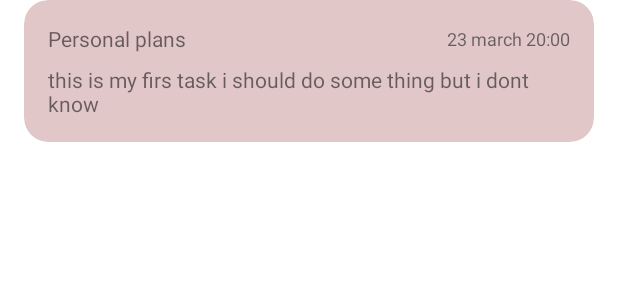
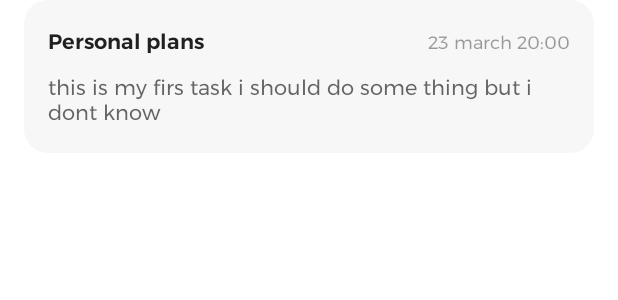
Before and after one commit to The-Cupcake-team/ToDo, an Android app: the layout item_personal_task.xml on its own in the app's theme, with its tools: preview values and no code run, on a phone screen of 412 x 824 dp. Shown: the top 300 px of the screen. Run offline under Robolectric (Android 15) with nearby library versions, the phone set to English and light mode, and no system bars.

Commit message:
change hard code value

```diff
--- a/app/src/main/res/drawable/card_background.xml
+++ b/app/src/main/res/drawable/card_background.xml
@@ -2,6 +2,6 @@
 <shape xmlns:android="http://schemas.android.com/apk/res/android"
     android:shape="rectangle">
     <corners android:radius="16dp" />
-    <solid android:color="@color/graph_color_light_steel_blue" />
+    <solid android:color="@color/color_card" />
 
 </shape>
--- a/app/src/main/res/drawable/chip_background.xml
+++ b/app/src/main/res/drawable/chip_background.xml
@@ -2,5 +2,5 @@
 <shape xmlns:android="http://schemas.android.com/apk/res/android"
     android:shape="rectangle">
     <corners android:radius="8dp" />
-    <stroke android:width="1dp" android:color="@color/purple_200" />
+    <stroke android:width="1dp" android:color="@color/color_primary" />
 </shape>
--- a/app/src/main/res/layout/item_nested_team_task.xml
+++ b/app/src/main/res/layout/item_nested_team_task.xml
@@ -1,7 +1,7 @@
 <androidx.recyclerview.widget.RecyclerView xmlns:android="http://schemas.android.com/apk/res/android"
     xmlns:app="http://schemas.android.com/apk/res-auto"
     xmlns:tools="http://schemas.android.com/tools"
-    android:id="@+id/recycler_view_recipes"
+    android:id="@+id/recycler_view_team_tasks"
     android:layout_width="match_parent"
     android:layout_height="wrap_content"
     android:clipToPadding="false"
--- a/app/src/main/res/layout/item_personal_task.xml
+++ b/app/src/main/res/layout/item_personal_task.xml
@@ -1,28 +1,24 @@
 <?xml version="1.0" encoding="utf-8"?>
-<androidx.cardview.widget.CardView xmlns:android="http://schemas.android.com/apk/res/android"
+<androidx.constraintlayout.widget.ConstraintLayout xmlns:android="http://schemas.android.com/apk/res/android"
     xmlns:app="http://schemas.android.com/apk/res-auto"
     xmlns:tools="http://schemas.android.com/tools"
     android:layout_width="match_parent"
     android:layout_height="wrap_content"
-    android:layout_marginHorizontal="16dp"
-    app:cardBackgroundColor="#61B16C6C"
-    app:cardCornerRadius="16dp"
-    app:cardElevation="0dp">
-
-    <androidx.constraintlayout.widget.ConstraintLayout
-        android:layout_width="match_parent"
-        android:layout_height="match_parent">
+    android:layout_marginHorizontal="@dimen/spacing_medium"
+    android:background="@drawable/card_background">
 
 
     <TextView
         android:id="@+id/text_view_task_title"
         android:layout_width="0dp"
         android:layout_height="wrap_content"
-            android:layout_marginStart="16dp"
-            android:layout_marginTop="16dp"
-            android:layout_marginEnd="8dp"
+        android:layout_marginStart="@dimen/spacing_medium"
+        android:layout_marginTop="@dimen/spacing_medium"
+        android:layout_marginEnd="@dimen/spacing_normal"
         android:text="@string/personal_plans"
-            android:textSize="14sp"
+        android:fontFamily="@font/montserrat_semibold"
+        android:textColor="@color/color_text_primary"
+        android:textSize="@dimen/font_size_body"
         app:layout_constraintEnd_toStartOf="@+id/text_view_go_t_plans"
         app:layout_constraintStart_toStartOf="parent"
         app:layout_constraintTop_toTopOf="parent" />
@@ -31,12 +27,14 @@
         android:id="@+id/text_view_remaining_plans"
         android:layout_width="0dp"
         android:layout_height="wrap_content"
-            android:layout_marginTop="8dp"
-            android:layout_marginBottom="16dp"
+        android:layout_marginTop="@dimen/spacing_normal"
+        android:layout_marginBottom="@dimen/spacing_medium"
         android:ellipsize="end"
         android:maxLines="2"
-            android:text="this is my firs task i should do some thing but i dont know"
-            android:textSize="14sp"
+        android:fontFamily="@font/montserrat"
+        android:textColor="@color/color_text_secondary"
+        android:text="@string/this_is_my_firs_task_i_should_do_some_thing_but_i_dont_know"
+        android:textSize="@dimen/font_size_body"
         app:layout_constraintBottom_toBottomOf="parent"
         app:layout_constraintEnd_toEndOf="@+id/text_view_go_t_plans"
         app:layout_constraintStart_toStartOf="@+id/text_view_task_title"
@@ -46,15 +44,14 @@
         android:id="@+id/text_view_go_t_plans"
         android:layout_width="wrap_content"
         android:layout_height="wrap_content"
-            android:layout_marginEnd="16dp"
+        android:layout_marginEnd="@dimen/spacing_medium"
         android:text="@string/_23_march_20_00"
-            android:textSize="12sp"
+        android:fontFamily="@font/montserrat"
+        android:textColor="@color/color_text_tertiary"
+        android:textSize="@dimen/font_size_caption"
         app:layout_constraintBottom_toBottomOf="@+id/text_view_task_title"
         app:layout_constraintEnd_toEndOf="parent"
         app:layout_constraintStart_toEndOf="@+id/text_view_task_title"
         app:layout_constraintTop_toTopOf="@+id/text_view_task_title" />
 
 </androidx.constraintlayout.widget.ConstraintLayout>
-
-
-</androidx.cardview.widget.CardView>
--- a/app/src/main/res/values/dimens.xml
+++ b/app/src/main/res/values/dimens.xml
@@ -4,6 +4,7 @@
 
     <dimen name="spacing_small">4dp</dimen>
     <dimen name="spacing_normal">8dp</dimen>
+    <dimen name="spacing_xnormal">12dp</dimen>
     <dimen name="spacing_medium">16dp</dimen>
     <dimen name="spacing_large">24dp</dimen>
     <dimen name="spacing_xlarge">32dp</dimen>
--- a/app/src/main/res/values/strings.xml
+++ b/app/src/main/res/values/strings.xml
@@ -3,4 +3,10 @@
     <string name="personal_plans">Personal plans</string>
     <string name="_23_march_20_00">23 march 20:00</string>
     <string name="search">search</string>
+    <string name="this_is_my_firs_task_i_should_do_some_thing_but_i_dont_know">this is my firs task i should do some thing but i dont know</string>
+    <string name="ms">Ms</string>
+    <string name="to_do">To Do</string>
+    <string name="_3_plans_remaining">3 plans Remaining</string>
+    <string name="inprogress">inProgress</string>
+    <string name="done">Done</string>
 </resources>
--- a/app/src/main/res/values/style.xml
+++ b/app/src/main/res/values/style.xml
@@ -64,7 +64,7 @@
     </style>
 
 
-    <style name="ChipsStyle">
+    <style name="ChipsStyle" parent="Theme.Material3.Light">
        <item name="checkedIconVisible">false</item>
         <item name="chipStartPadding">@dimen/spacing_normal</item>
         <item name="chipEndPadding">@dimen/spacing_normal</item>
```
Also changed, not shown: app/src/main/res/layout/item_chip_group.xml (+19 -8 lines), app/src/main/res/layout/item_plan.xml (+22 -28 lines), app/src/main/res/layout/item_search_bar.xml (+4 -4 lines), app/src/main/res/layout/item_team_task.xml (+25 -20 lines), app/src/main/res/layout/item_todo.xml (+20 -14 lines), app/src/main/res/layout/item_todo_team_task.xml (+26 -20 lines). Lines whose indentation alone changed are shown as unchanged.
